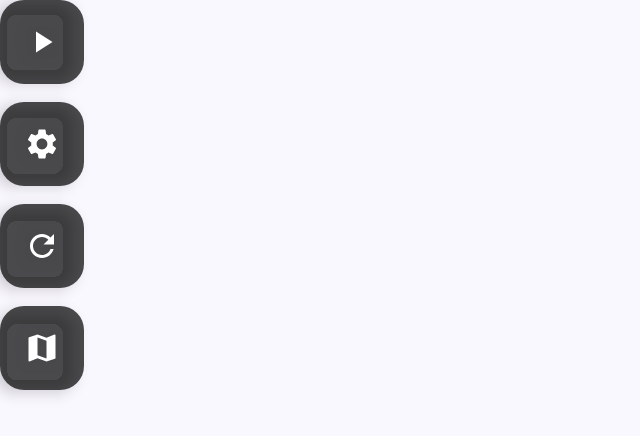
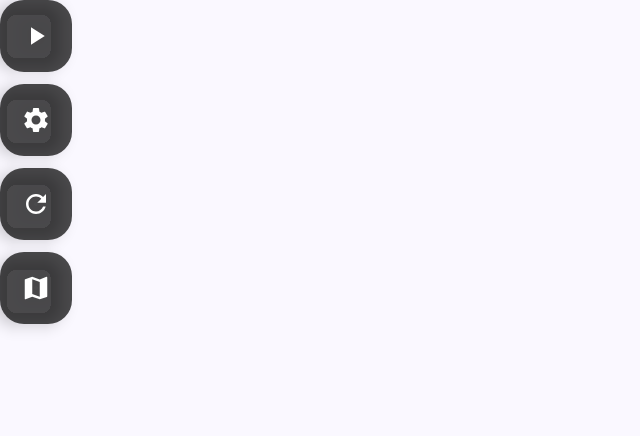
Before and after one commit to Hrushikesh-Gangisetty/SampleGCS, an Android app built with Jetpack Compose: the composable FloatingButtons shown on its own in the app's theme, on a phone screen of 824 x 412 dp (held sideways). Shown: the top 436 px of the screen, without its empty margins (0-640 px from the left). Run offline under Robolectric (Android 15) with nearby library versions, the phone set to English and light mode, and no system bars; libraries missing offline, so code that uses them is left out: com.divpundir.mavlink; 1 statement that could not run was skipped.

Commit message:
the size of the floting buttons in the mainpage reduced

```diff
--- a/app/src/main/java/com/example/aerogcsclone/uimain/MainPage.kt
+++ b/app/src/main/java/com/example/aerogcsclone/uimain/MainPage.kt
@@ -259,23 +259,56 @@ fun FloatingButtons(
 ) {
     Column(
         modifier = modifier,
-        verticalArrangement = Arrangement.spacedBy(12.dp),
+        verticalArrangement = Arrangement.spacedBy(8.dp), // reduced spacing
         horizontalAlignment = Alignment.CenterHorizontally
     ) {
-        FloatingActionButton(onClick = { onStartMission() }, containerColor = Color.Black.copy(alpha = 0.7f)) {
-            Icon(Icons.Default.PlayArrow, contentDescription = "Start", tint = Color.White)
+        FloatingActionButton(
+            onClick = { onStartMission() },
+            containerColor = Color.Black.copy(alpha = 0.7f),
+            modifier = Modifier.size(48.dp) // reduced button size
+        ) {
+            Icon(
+                Icons.Default.PlayArrow,
+                contentDescription = "Start",
+                tint = Color.White,
+                modifier = Modifier.size(20.dp)
+            )
         }
-        FloatingActionButton(onClick = { }, containerColor = Color.Black.copy(alpha = 0.7f)) {
-            Icon(Icons.Default.Settings, contentDescription = "Settings", tint = Color.White)
+        FloatingActionButton(
+            onClick = { },
+            containerColor = Color.Black.copy(alpha = 0.7f),
+            modifier = Modifier.size(48.dp)
+        ) {
+            Icon(
+                Icons.Default.Settings,
+                contentDescription = "Settings",
+                tint = Color.White,
+                modifier = Modifier.size(20.dp)
+            )
         }
-        FloatingActionButton(onClick = { onRefresh() }, containerColor = Color.Black.copy(alpha = 0.7f)) {
-            Icon(Icons.Default.Refresh, contentDescription = "Refresh", tint = Color.White)
+        FloatingActionButton(
+            onClick = { onRefresh() },
+            containerColor = Color.Black.copy(alpha = 0.7f),
+            modifier = Modifier.size(48.dp)
+        ) {
+            Icon(
+                Icons.Default.Refresh,
+                contentDescription = "Refresh",
+                tint = Color.White,
+                modifier = Modifier.size(20.dp)
+            )
         }
         FloatingActionButton(
             onClick = { onToggleMapType() },
-            containerColor = Color.Black.copy(alpha = 0.7f)
+            containerColor = Color.Black.copy(alpha = 0.7f),
+            modifier = Modifier.size(48.dp)
         ) {
-            Icon(Icons.Default.Map, contentDescription = "Map Options", tint = Color.White)
+            Icon(
+                Icons.Default.Map,
+                contentDescription = "Map Options",
+                tint = Color.White,
+                modifier = Modifier.size(20.dp)
+            )
         }
     }
 }
```
